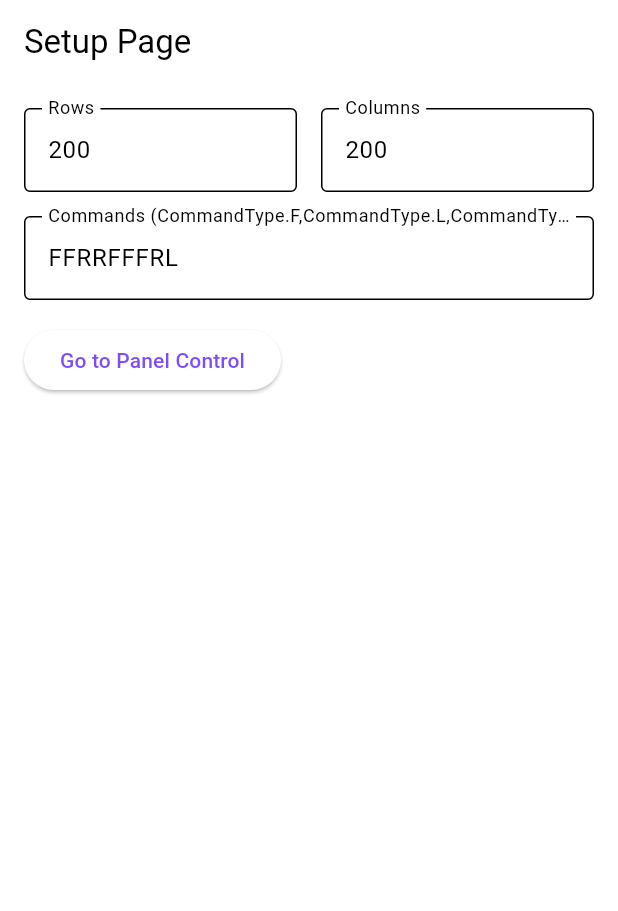
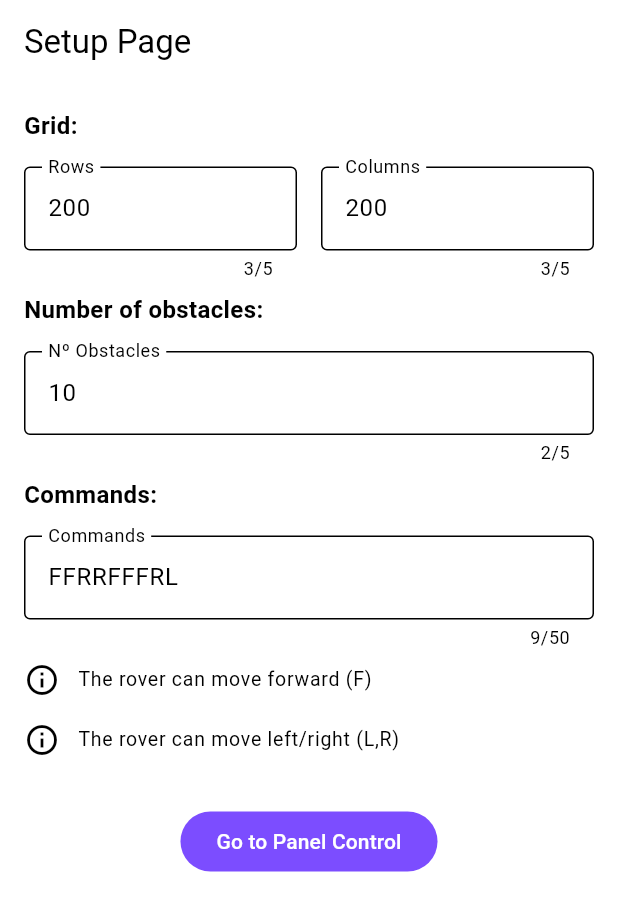
Before and after one commit to Barbero95/mars_rover_mission, a Flutter app: the screen it shows after launch, on a phone screen of 412 x 824 dp. Shown: the top 911 px of the screen. Run offline on Flutter 3.47's test engine with Material 3 defaults, Android fonts, the phone set to English and light mode, and no system bars; our stand-ins replace get_it, go_router, package_info_plus, shared_preferences; missing offline and left inert: http_interceptor.

Commit message:
Update setup page

```diff
--- a/lib/core/commons/domain/enums/export_enums.dart
+++ b/lib/core/commons/domain/enums/export_enums.dart
@@ -1 +1,2 @@
 export 'screen_state.dart';
+export 'text_form_field_type.dart';
--- /dev/null
+++ b/lib/core/commons/domain/enums/text_form_field_type.dart
@@ -0,0 +1,7 @@
+enum TextFormFieldType {
+  number,
+  command;
+
+  bool get isNumber => this == number;
+  bool get isCommand => this == command;
+}
--- /dev/null
+++ b/lib/core/commons/ui/widgets/custom_info_widget.dart
@@ -0,0 +1,21 @@
+import 'package:flutter/material.dart';
+
+class CustomInfoWidget extends StatelessWidget {
+  final String text;
+
+  const CustomInfoWidget({
+    super.key,
+    required this.text,
+  });
+
+  @override
+  Widget build(BuildContext context) {
+    return ListTile(
+      contentPadding: EdgeInsets.zero,
+      dense: true,
+      visualDensity: VisualDensity.compact,
+      leading: const Icon(Icons.info_outline),
+      title: Text(text),
+    );
+  }
+}
--- /dev/null
+++ b/lib/core/commons/ui/widgets/custom_text_form_field.dart
@@ -0,0 +1,74 @@
+import 'package:flutter/material.dart';
+import 'package:flutter/services.dart';
+import 'package:mars_rover_mission/core/commons/domain/enums/export_enums.dart';
+import 'package:mars_rover_mission/core/utils/upper_case_text_input_formatter.dart';
+
+class _Constants {
+  static const commandRegex = r'^[flrFLR]+$';
+  static const defaultMaxLength = 25;
+}
+
+class CustomTextFormField extends StatelessWidget {
+  final String label;
+  final TextEditingController controller;
+  final TextFormFieldType type;
+  final int maxLength;
+
+  const CustomTextFormField({
+    super.key,
+    required this.label,
+    required this.controller,
+    required this.type,
+    this.maxLength = _Constants.defaultMaxLength,
+  });
+
+  (TextInputType, List<TextInputFormatter>, TextCapitalization) get _setup =>
+      switch (type) {
+        TextFormFieldType.number => (
+            TextInputType.number,
+            [
+              FilteringTextInputFormatter.digitsOnly,
+            ],
+            TextCapitalization.none
+          ),
+        TextFormFieldType.command => (
+            TextInputType.number,
+            [
+              UpperCaseTextInputFormatter(),
+              FilteringTextInputFormatter.allow(
+                RegExp(_Constants.commandRegex),
+              ),
+            ],
+            TextCapitalization.words,
+          ),
+      };
+
+  @override
+  Widget build(BuildContext context) {
+    final (keyboardType, inputFormatters, textCapitalization) = _setup;
+
+    return TextFormField(
+      controller: controller,
+      keyboardType: keyboardType,
+      inputFormatters: inputFormatters,
+      maxLength: maxLength,
+      decoration: InputDecoration(
+        labelText: label,
+        border: const OutlineInputBorder(),
+      ),
+      validator: (value) {
+        if (value == null || value.trim().isEmpty) {
+          return 'Fill field';
+        }
+        if (type.isNumber && int.tryParse(value) == null) {
+          return 'Enter a valid number';
+        }
+        if (type.isCommand &&
+            !RegExp(_Constants.commandRegex).hasMatch(value)) {
+          return 'Only the letters F, L, and R are allowed';
+        }
+        return null;
+      },
+    );
+  }
+}
--- a/lib/core/commons/ui/widgets/export_widgets.dart
+++ b/lib/core/commons/ui/widgets/export_widgets.dart
@@ -1 +1,4 @@
+export 'custom_info_widget.dart';
+export 'custom_modal.dart';
+export 'custom_text_form_field.dart';
 export 'package_info.dart';
--- /dev/null
+++ b/lib/core/utils/export_utils.dart
@@ -0,0 +1,2 @@
+export 'export_utils.dart';
+export 'upper_case_text_input_formatter.dart';
--- /dev/null
+++ b/lib/core/utils/modal_utils.dart
@@ -0,0 +1,57 @@
+import 'package:flutter/material.dart';
+import 'package:mars_rover_mission/core/commons/ui/widgets/export_widgets.dart';
+
+class _Strings {
+  static const errorTitle = 'Ups!';
+  static const errorCloseButton = 'Close';
+}
+
+class ModalUtils {
+  static Future<void> basicModal({
+    required BuildContext context,
+    required String title,
+    Widget? content,
+    String? primaryButtonLabel,
+    String? secondaryButtonLabel,
+    VoidCallback? onPressedPrimaryBtn,
+    VoidCallback? onPressedSecondaryBtn,
+    IconData? titleIcon,
+    bool? barrierDismissible,
+  }) async {
+    await showDialog<void>(
+      barrierDismissible: barrierDismissible ?? true,
+      context: context,
+      builder: (context) {
+        return CustomModal(
+          title: title,
+          barrierDismissible: barrierDismissible ?? true,
+          content: content,
+          primaryButtonLabel: primaryButtonLabel,
+          secondaryButtonLabel: secondaryButtonLabel ?? _Strings.errorTitle,
+          onPressedPrimaryButton: onPressedPrimaryBtn,
+          onPressedSecondaryButton: onPressedSecondaryBtn,
+          titleIcon: titleIcon,
+        );
+      },
+    );
+  }
+
+  static Future<void> errorModal({
+    required BuildContext context,
+    required String description,
+  }) async {
+    await showDialog<void>(
+      context: context,
+      builder: (context) {
+        return CustomModal(
+          title: _Strings.errorTitle,
+          content: Text(
+            description,
+          ),
+          secondaryButtonLabel: _Strings.errorCloseButton,
+          titleIcon: Icons.error_outline,
+        );
+      },
+    );
+  }
+}
--- /dev/null
+++ b/lib/core/utils/upper_case_text_input_formatter.dart
@@ -0,0 +1,14 @@
+import 'package:flutter/services.dart';
+
+class UpperCaseTextInputFormatter extends TextInputFormatter {
+  @override
+  TextEditingValue formatEditUpdate(
+    TextEditingValue oldValue,
+    TextEditingValue newValue,
+  ) {
+    return TextEditingValue(
+      text: newValue.text.toUpperCase(),
+      selection: newValue.selection,
+    );
+  }
+}
--- a/lib/features/setup/domain/BLoC/setup_bloc.dart
+++ b/lib/features/setup/domain/BLoC/setup_bloc.dart
@@ -3,22 +3,38 @@ import 'dart:math';
 import 'package:collection/collection.dart';
 import 'package:flutter/material.dart';
 import 'package:go_router/go_router.dart';
+import 'package:mars_rover_mission/core/utils/modal_utils.dart';
 import 'package:mars_rover_mission/features/rover_control_panel/export_rover_control_panel.dart';
 
 class _Constants {
   static const defaultGrid = 200;
   static const defaultCommands = 'FFRRFFFRL';
+  static const defaultNumberOfObstacles = 10;
+}
+
+class _Strings {
+  static const invalidRowsOrColumns =
+      'The number of rows and columns must be a number.';
+  static const invalidCommands =
+      'One or more commands could not be recognized. Please note that only the commands F, L, and R are allowed.';
+  static const invalidObstaclesNumber =
+      'The number of obstacles must be a number.';
+  static const invalidObstacles =
+      "The number of obstacles in the grid can't be equal to or greater than the total size of the grid";
 }
 
 class SetupBloc {
   late final TextEditingController _columnsTE;
   late final TextEditingController _rowsTE;
   late final TextEditingController _commandsTE;
-  int numberOfObstacles = 10;
+  late final TextEditingController _numberOfObstaclesTE;
+  final _formKey = GlobalKey<FormState>();
 
   TextEditingController get columnsTE => _columnsTE;
   TextEditingController get rowsTE => _rowsTE;
   TextEditingController get commandsTE => _commandsTE;
+  TextEditingController get numberOfObstaclesTE => _numberOfObstaclesTE;
+  GlobalKey<FormState> get formKey => _formKey;
 
   SetupBloc() {
     _columnsTE = TextEditingController(
@@ -30,30 +46,60 @@ class SetupBloc {
     _commandsTE = TextEditingController(
       text: _Constants.defaultCommands,
     );
+    _numberOfObstaclesTE = TextEditingController(
+      text: '${_Constants.defaultNumberOfObstacles}',
+    );
   }
 
   void dispose() {
     _columnsTE.dispose();
     _rowsTE.dispose();
     _commandsTE.dispose();
+    _numberOfObstaclesTE.dispose();
   }
 
   void navigateToPanelControl(BuildContext context) {
+    if (_formKey.currentState!.validate()) {
       final random = Random();
       final rows = int.tryParse(_rowsTE.text.trim());
       final columns = int.tryParse(_columnsTE.text.trim());
 
       if (rows is! int || columns is! int) {
-      // TODO(david): Show error message
+        ModalUtils.errorModal(
+          context: context,
+          description: _Strings.invalidRowsOrColumns,
+        );
+
         return;
       }
 
-    final commandsParsed = _commandsTE.text.split('').map(
+      final commandsParsed = _commandsTE.text.trim().split('').map(
             CommandType.fromText,
           );
 
       if (commandsParsed.any((command) => command == null)) {
-      // TODO(david): Show error message
+        ModalUtils.errorModal(
+          context: context,
+          description: _Strings.invalidCommands,
+        );
+        return;
+      }
+
+      final numberOfObstacles = int.tryParse(_numberOfObstaclesTE.text.trim());
+
+      if (numberOfObstacles is! int) {
+        ModalUtils.errorModal(
+          context: context,
+          description: _Strings.invalidObstaclesNumber,
+        );
+        return;
+      }
+
+      if (numberOfObstacles >= rows * columns) {
+        ModalUtils.errorModal(
+          context: context,
+          description: _Strings.invalidObstacles,
+        );
         return;
       }
 
@@ -76,8 +122,8 @@ class SetupBloc {
               x: random.nextInt(columns),
               y: random.nextInt(rows),
             ),
-          currentDirection:
-              DirectionType.values[random.nextInt(DirectionType.values.length)],
+            currentDirection: DirectionType
+                .values[random.nextInt(DirectionType.values.length)],
           ),
           commands: commandsParsed.whereNotNull().toList(),
           numberOfObstacles: numberOfObstacles,
@@ -85,3 +131,4 @@ class SetupBloc {
       );
     }
   }
+}
--- a/lib/features/setup/ui/page/setup_page.dart
+++ b/lib/features/setup/ui/page/setup_page.dart
@@ -1,8 +1,30 @@
 import 'package:flutter/material.dart';
+import 'package:mars_rover_mission/core/commons/domain/enums/export_enums.dart';
 import 'package:mars_rover_mission/core/commons/services/export_services.dart';
 import 'package:mars_rover_mission/core/commons/ui/export_ui.dart';
-import 'package:mars_rover_mission/features/rover_control_panel/export_rover_control_panel.dart';
 import 'package:mars_rover_mission/features/setup/domain/export_domain.dart';
+
+class _Constants {
+  static const sectionTS = TextStyle(
+    fontSize: 16,
+    fontWeight: FontWeight.w600,
+  );
+  static const numMaxLength = 5;
+  static const commandsMaxLength = 50;
+}
+
+class _Strings {
+  static const title = 'Setup Page';
+  static const gridTitle = 'Grid:';
+  static const rowsLabel = 'Rows';
+  static const columnsLabel = 'Columns';
+  static const obstaclesTitle = 'Number of obstacles:';
+  static const obstaclesLabel = 'Nº Obstacles';
+  static const commandsTitle = 'Commands';
+  static const forwardInfo = 'The rover can move forward (F)';
+  static const turnInfo = 'The rover can move left/right (L,R)';
+  static const navigationButton = 'Go to Panel Control';
+}
 
 class SetupPage extends StatefulWidget {
   const SetupPage({super.key});
@@ -30,52 +52,82 @@ class _SetupPageState extends State<SetupPage> {
   Widget build(BuildContext context) {
     return Scaffold(
       appBar: AppBar(
-        title: const Text('Setup Page'),
+        title: const Text(_Strings.title),
       ),
       body: Padding(
         padding: const EdgeInsets.all(Spaces.spaceXS),
+        child: Form(
+          key: _setupBloc.formKey,
           child: Column(
             crossAxisAlignment: CrossAxisAlignment.start,
             children: [
+              const Text(
+                _Strings.gridTitle,
+                style: _Constants.sectionTS,
+              ),
+              Spaces.verticalXS(),
               Row(
                 children: [
                   Expanded(
-                  child: TextField(
+                    child: CustomTextFormField(
                       controller: _setupBloc.rowsTE,
-                    keyboardType: TextInputType.number,
-                    decoration: const InputDecoration(
-                      labelText: 'Rows',
-                      border: OutlineInputBorder(),
-                    ),
+                      label: _Strings.rowsLabel,
+                      type: TextFormFieldType.number,
+                      maxLength: _Constants.numMaxLength,
                     ),
                   ),
                   Spaces.horizontalXS(),
                   Expanded(
-                  child: TextField(
+                    child: CustomTextFormField(
                       controller: _setupBloc.columnsTE,
-                    keyboardType: TextInputType.number,
-                    decoration: const InputDecoration(
-                      labelText: 'Columns',
-                      border: OutlineInputBorder(),
+                      label: _Strings.columnsLabel,
+                      type: TextFormFieldType.number,
+                      maxLength: _Constants.numMaxLength,
+                    ),
+                  ),
+                ],
+              ),
+              Spaces.verticalXXS(),
+              const Text(
+                _Strings.obstaclesTitle,
+                style: _Constants.sectionTS,
+              ),
+              Spaces.verticalXS(),
+              CustomTextFormField(
+                controller: _setupBloc.numberOfObstaclesTE,
+                label: _Strings.obstaclesLabel,
+                type: TextFormFieldType.number,
+                maxLength: _Constants.numMaxLength,
+              ),
+              Spaces.verticalXXS(),
+              const Text(
+                '${_Strings.commandsTitle}:',
+                style: _Constants.sectionTS,
+              ),
+              Spaces.verticalXS(),
+              CustomTextFormField(
+                controller: _setupBloc.commandsTE,
+                label: _Strings.commandsTitle,
+                type: TextFormFieldType.command,
+                maxLength: _Constants.commandsMaxLength,
+              ),
+              const CustomInfoWidget(
+                text: _Strings.forwardInfo,
+              ),
+              const CustomInfoWidget(
+                text: _Strings.turnInfo,
+              ),
+              Spaces.verticalS(),
+              Center(
+                child: FilledButton(
+                  onPressed: () => _setupBloc.navigateToPanelControl(context),
+                  child: const Text(
+                    _Strings.navigationButton,
                   ),
                 ),
               ),
             ],
           ),
-            Spaces.verticalXS(),
-            TextField(
-              controller: _setupBloc.commandsTE,
-              decoration: InputDecoration(
-                labelText: 'Commands (${CommandType.values.join(',')})',
-                border: const OutlineInputBorder(),
-              ),
-            ),
-            Spaces.verticalXS(),
-            ElevatedButton(
-              onPressed: () => _setupBloc.navigateToPanelControl(context),
-              child: const Text('Go to Panel Control'),
-            ),
-          ],
         ),
       ),
     );
```
Also changed, not shown: lib/core/commons/ui/widgets/custom_modal.dart (added, +130 -0 lines). Lines whose indentation alone changed are shown as unchanged.
